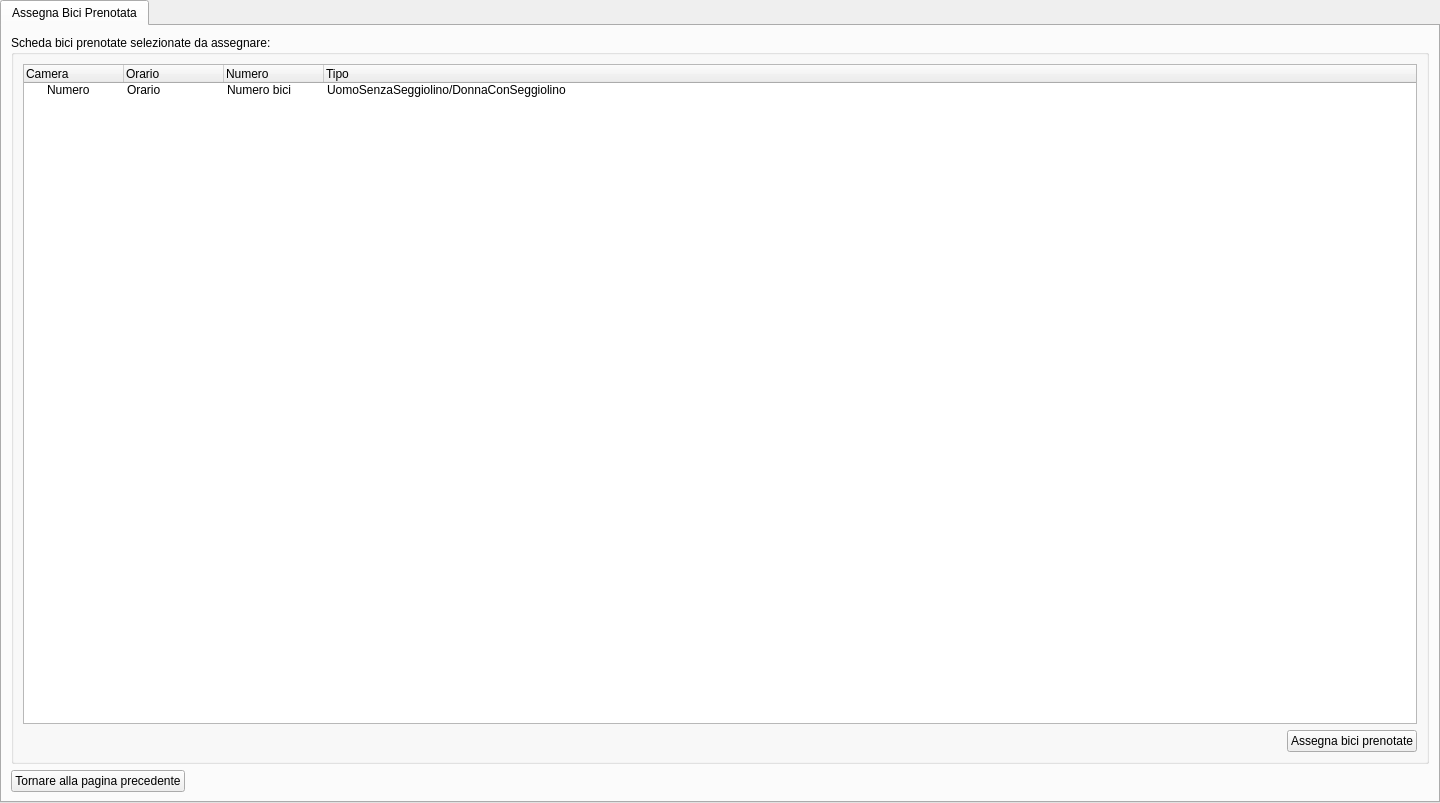
Old version of the form ui/Receptionist/NoleggiareBici/AssegnaBiciPrenotate.ui in the repository mdoraz/Hotel.
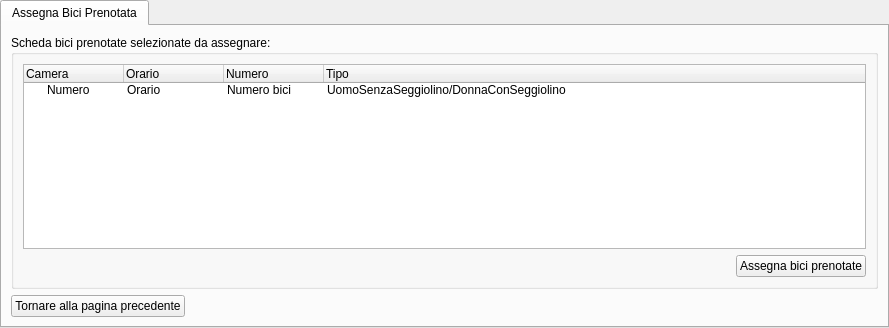
New version of the form.

```diff
--- a/ui/Receptionist/NoleggiareBici/AssegnaBiciPrenotate.ui
+++ b/ui/Receptionist/NoleggiareBici/AssegnaBiciPrenotate.ui
@@ -6,8 +6,8 @@
    <rect>
     <x>0</x>
     <y>0</y>
-    <width>1440</width>
-    <height>803</height>
+    <width>889</width>
+    <height>328</height>
    </rect>
   </property>
   <property name="windowTitle">
```
